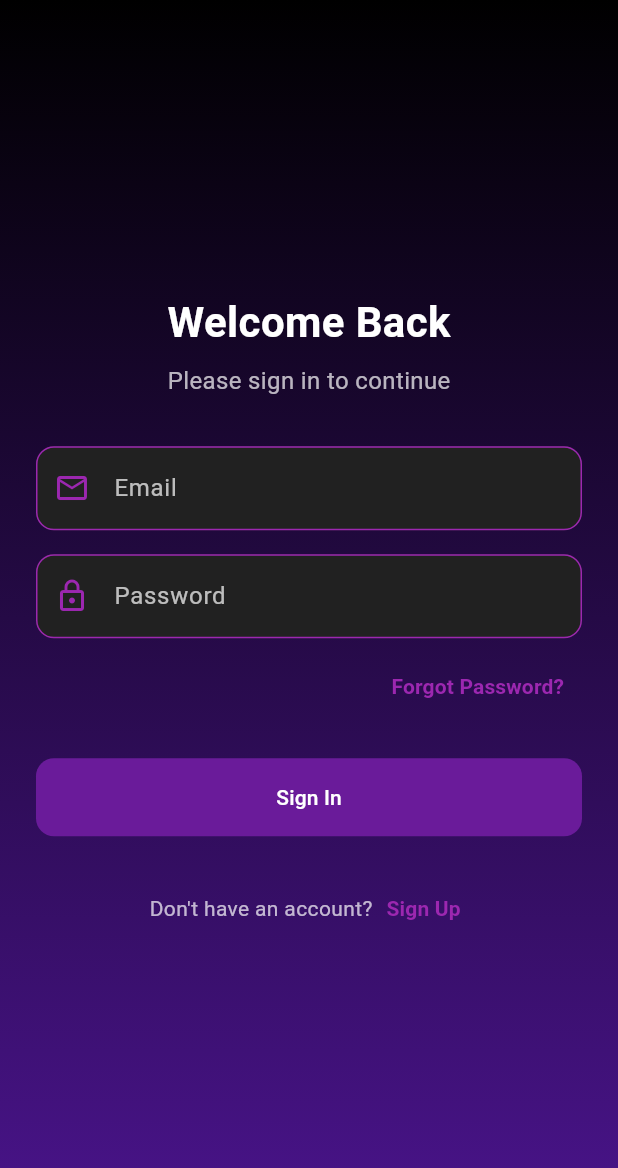
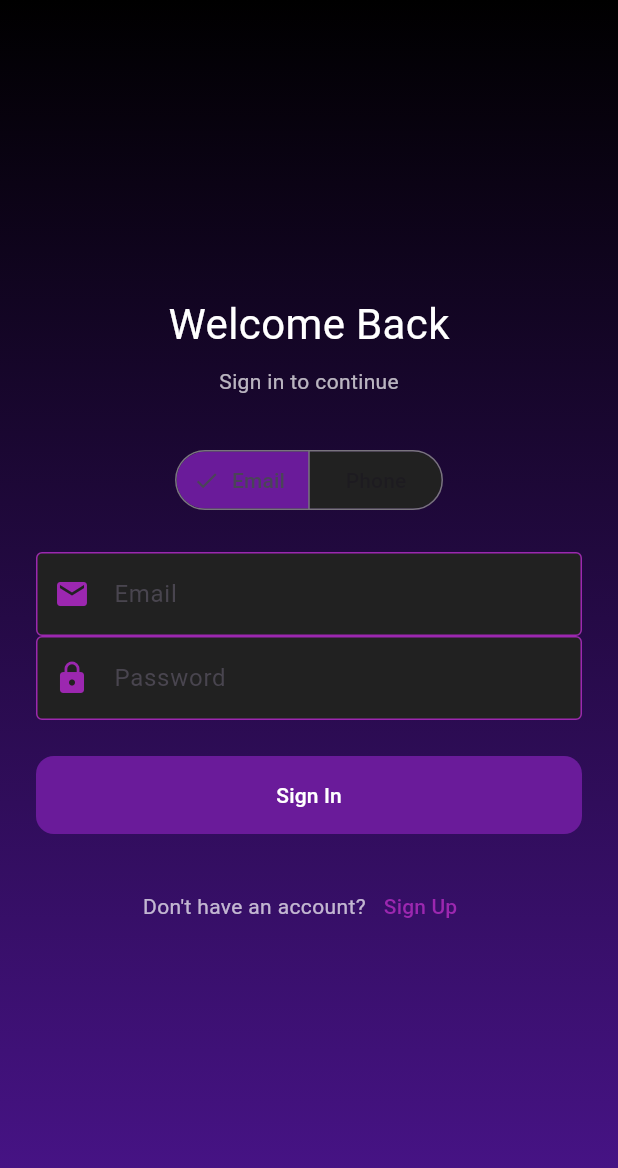
Before and after one commit to leoulendryas/transport_share_app, a Flutter app: the screen it shows after launch, on a phone screen of 412 x 824 dp. Shown: the top 1168 px of the screen. Run offline on Flutter 3.47's test engine with Material 3 defaults, Android fonts, the phone set to English and light mode, and no system bars; our stand-ins replace flutter_animate, flutter_typeahead, geocoding, geolocator, liquid_pull_to_refresh, shared_preferences and 2 more.

Commit message:
Update login_screen.dart

```diff
--- a/lib/screens/auth/login_screen.dart
+++ b/lib/screens/auth/login_screen.dart
@@ -1,3 +1,4 @@
+// Updated Login Screen with fixes
 import 'package:flutter/material.dart';
 import 'package:provider/provider.dart';
 import '../../../services/auth_service.dart';
@@ -12,8 +13,12 @@ class LoginScreen extends StatefulWidget {
 class _LoginScreenState extends State<LoginScreen> {
   final _formKey = GlobalKey<FormState>();
   final _emailController = TextEditingController();
+  final _phoneController = TextEditingController();
   final _passwordController = TextEditingController();
+  final _otpController = TextEditingController();
   bool _isLoading = false;
+  bool _useEmail = true;
+  bool _useOtp = false;
 
   Future<void> _submit() async {
     if (!_formKey.currentState!.validate()) return;
@@ -21,42 +26,73 @@ class _LoginScreenState extends State<LoginScreen> {
     setState(() => _isLoading = true);
 
     try {
-      await Provider.of<AuthService>(context, listen: false).login(
-        _emailController.text.trim(),
-        _passwordController.text.trim(),
+      final authService = Provider.of<AuthService>(context, listen: false);
+      if (_useOtp) {
+        await authService.login(
+          phone: _phoneController.text.trim(),
+          otp: _otpController.text.trim(),
         );
-      if (mounted) {
-        Navigator.pushReplacementNamed(context, '/rides');
+      } else {
+        await authService.login(
+          email: _useEmail ? _emailController.text.trim() : null,
+          phone: !_useEmail ? _phoneController.text.trim() : null,
+          password: _passwordController.text.trim(),
+        );
       }
+
+      if (mounted) Navigator.pushReplacementNamed(context, '/rides');
     } catch (e) {
-      if (mounted) {
+      _showError(e.toString());
+    } finally {
+      if (mounted) setState(() => _isLoading = false);
+    }
+  }
+
+  Future<void> _requestOtp() async {
+    if (_phoneController.text.trim().isEmpty) return;
+
+    setState(() => _isLoading = true);
+    try {
+      await Provider.of<AuthService>(context, listen: false)
+          .requestOtp(_phoneController.text.trim());
+      _showSuccess('OTP sent successfully');
+    } catch (e) {
+      _showError(e.toString());
+    } finally {
+      if (mounted) setState(() => _isLoading = false);
+    }
+  }
+
+  void _showError(String message) {
+    if (!mounted) return;
     ScaffoldMessenger.of(context).showSnackBar(
       SnackBar(
-            content: Text(e.toString()),
+        content: Text(message),
         backgroundColor: Colors.purple[800],
         behavior: SnackBarBehavior.floating,
-            shape: RoundedRectangleBorder(
-              borderRadius: BorderRadius.circular(10),
-            ),
-            action: SnackBarAction(
-              label: 'OK',
-              textColor: Colors.white,
-              onPressed: () {},
-            ),
+        shape: RoundedRectangleBorder(borderRadius: BorderRadius.circular(10)),
+        action: SnackBarAction(label: 'OK', onPressed: () {}),
+    ));
+  }
+
+  void _showSuccess(String message) {
+    if (!mounted) return;
+    ScaffoldMessenger.of(context).showSnackBar(
+      SnackBar(
+        content: Text(message),
+        backgroundColor: Colors.green,
+        behavior: SnackBarBehavior.floating,
+        shape: RoundedRectangleBorder(borderRadius: BorderRadius.circular(10)),
       ),
     );
-      }
-    } finally {
-      if (mounted) {
-        setState(() => _isLoading = false);
-      }
-    }
   }
 
   @override
   void dispose() {
     _emailController.dispose();
+    _phoneController.dispose();
     _passwordController.dispose();
+    _otpController.dispose();
     super.dispose();
   }
 
@@ -67,12 +103,9 @@ class _LoginScreenState extends State<LoginScreen> {
       body: Container(
         decoration: BoxDecoration(
           gradient: LinearGradient(
+            colors: [Colors.black, Colors.purple[900]!],
             begin: Alignment.topCenter,
             end: Alignment.bottomCenter,
-            colors: [
-              Colors.black,
-              Colors.purple[900]!,
-            ],
           ),
         ),
         child: Center(
@@ -81,117 +114,148 @@ class _LoginScreenState extends State<LoginScreen> {
             child: Form(
               key: _formKey,
               child: Column(
-                mainAxisAlignment: MainAxisAlignment.center,
                 mainAxisSize: MainAxisSize.min,
                 children: [
-                  Text(
-                    'Welcome Back',
-                    style: TextStyle(
-                      fontSize: 28,
-                      fontWeight: FontWeight.bold,
-                      color: Colors.white,
+                  Text('Welcome Back',
+                    style: TextStyle(fontSize: 28, color: Colors.white)),
+                  const SizedBox(height: 8),
+                  Text('Sign in to continue',
+                    style: TextStyle(color: Colors.white70)),
+                  const SizedBox(height: 32),
+
+                  // Login Type Toggle
+                  SegmentedButton<bool>(
+                    segments: const [
+                      ButtonSegment(value: true, label: Text('Email')),
+                      ButtonSegment(value: false, label: Text('Phone')),
+                    ],
+                    selected: {_useEmail},
+                    onSelectionChanged: (Set<bool> newSelection) {
+                      setState(() {
+                        _useEmail = newSelection.first;
+                        _otpController.clear();
+                      });
+                    },
+                    style: ButtonStyle(
+                      backgroundColor: WidgetStateProperty.resolveWith<Color>(
+                        (states) => states.contains(WidgetState.selected)
+                            ? Colors.purple[800]!
+                            : Colors.grey[900]!,
                       ),
                     ),
-                  const SizedBox(height: 8),
-                  Text(
-                    'Please sign in to continue',
-                    style: TextStyle(
-                      fontSize: 16,
-                      color: Colors.white.withOpacity(0.7),
                   ),
+                  const SizedBox(height: 24),
+
+                  // Email/Phone Field
+                  if (_useEmail)
+                    _buildTextField(
+                      controller: _emailController,
+                      label: 'Email',
+                      icon: Icons.email,
+                      validator: (v) =>
+                          v!.contains('@') ? null : 'Invalid email',
+                    )
+                  else
+                    _buildTextField(
+                      controller: _phoneController,
+                      label: 'Phone Number',
+                      icon: Icons.phone,
+                      keyboardType: TextInputType.phone,
+                      validator: (v) =>
+                          v!.length < 10 ? 'Invalid phone' : null,
                     ),
-                  const SizedBox(height: 32),
-                  TextFormField(
-                    controller: _emailController,
-                    style: const TextStyle(color: Colors.white),
-                    decoration: InputDecoration(
-                      labelText: 'Email',
-                      labelStyle: TextStyle(color: Colors.white.withOpacity(0.7)),
-                      prefixIcon: const Icon(Icons.email_outlined, color: Colors.purple),
-                      border: OutlineInputBorder(
-                        borderRadius: BorderRadius.circular(12),
-                      ),
-                      enabledBorder: OutlineInputBorder(
-                        borderSide: const BorderSide(color: Colors.purple),
-                        borderRadius: BorderRadius.circular(12),
-                      ),
-                      focusedBorder: OutlineInputBorder(
-                        borderSide: const BorderSide(color: Colors.purple),
-                        borderRadius: BorderRadius.circular(12),
-                      ),
-                      filled: true,
-                      fillColor: Colors.grey[900],
-                    ),
-                    keyboardType: TextInputType.emailAddress,
-                    textInputAction: TextInputAction.next,
-                    validator: (value) {
-                      if (value == null || value.isEmpty) {
-                        return 'Please enter your email';
-                      }
-                      if (!value.contains('@')) {
-                        return 'Please enter a valid email';
-                      }
-                      return null;
-                    },
-                  ),
-                  const SizedBox(height: 16),
-                  TextFormField(
-                    controller: _passwordController,
-                    style: const TextStyle(color: Colors.white),
-                    decoration: InputDecoration(
-                      labelText: 'Password',
-                      labelStyle: TextStyle(color: Colors.white.withOpacity(0.7)),
-                      prefixIcon: const Icon(Icons.lock_outlined, color: Colors.purple),
-                      border: OutlineInputBorder(
-                        borderRadius: BorderRadius.circular(12),
-                      ),
-                      enabledBorder: OutlineInputBorder(
-                        borderSide: const BorderSide(color: Colors.purple),
-                        borderRadius: BorderRadius.circular(12),
-                      ),
-                      focusedBorder: OutlineInputBorder(
-                        borderSide: const BorderSide(color: Colors.purple),
-                        borderRadius: BorderRadius.circular(12),
-                      ),
-                      filled: true,
-                      fillColor: Colors.grey[900],
-                    ),
-                    obscureText: true,
-                    textInputAction: TextInputAction.done,
-                    validator: (value) {
-                      if (value == null || value.isEmpty) {
-                        return 'Please enter your password';
-                      }
-                      if (value.length < 6) {
-                        return 'Password must be at least 6 characters';
-                      }
-                      return null;
-                    },
-                    onFieldSubmitted: (_) => _submit(),
-                  ),
-                  const SizedBox(height: 8),
+
+                  if (!_useOtp && !_useEmail) const SizedBox(height: 16),
+
+                  // Password/OTP Toggle
+                  if (!_useOtp && !_useEmail)
                     Align(
                       alignment: Alignment.centerRight,
                       child: TextButton(
-                      onPressed: () {
-                        // Add forgot password navigation
-                      },
-                      child: Text(
-                        'Forgot Password?',
-                        style: TextStyle(
-                          color: Colors.purple,
-                          fontWeight: FontWeight.bold,
+                        onPressed: () => setState(() => _useOtp = true),
+                        child: const Text(
+                          'Use OTP instead?',
+                          style: TextStyle(color: Colors.purple),
+                        ),
+                      ),
+                  ),
+
+                  // Password Field
+                  if (!_useOtp)
+                    _buildTextField(
+                      controller: _passwordController,
+                      label: 'Password',
+                      icon: Icons.lock,
+                      obscureText: true,
+                      validator: (v) =>
+                          v!.length < 6 ? 'Min 6 characters' : null,
+                    ),
+
+                  // OTP Field
+                  if (_useOtp) ...[
+                    const SizedBox(height: 16),
+                    _buildTextField(
+                      controller: _otpController,
+                      label: 'OTP Code',
+                      icon: Icons.sms,
+                      keyboardType: TextInputType.number,
+                      validator: (v) =>
+                          v!.length == 6 ? null : '6-digit OTP required',
+                      suffix: TextButton(
+                        onPressed: _requestOtp,
+                        child: const Text('Send OTP',
+                            style: TextStyle(color: Colors.purple)),
+                    )),
+                  ],
+
+                  const SizedBox(height: 24),
+                  _buildLoginButton(),
+                  const SizedBox(height: 24),
+                  _buildSignUpPrompt(),
+                ],
               ),
             ),
           ),
         ),
-                  const SizedBox(height: 24),
-                  FilledButton(
+      ),
+    );
+  }
+
+  Widget _buildTextField({
+    required TextEditingController controller,
+    required String label,
+    required IconData icon,
+    bool obscureText = false,
+    TextInputType? keyboardType,
+    String? Function(String?)? validator,
+    Widget? suffix,
+  }) {
+    return TextFormField(
+      controller: controller,
+      style: const TextStyle(color: Colors.white),
+      obscureText: obscureText,
+      keyboardType: keyboardType,
+      validator: validator,
+      decoration: InputDecoration(
+        labelText: label,
+        prefixIcon: Icon(icon, color: Colors.purple),
+        suffix: suffix,
+        filled: true,
+        fillColor: Colors.grey[900],
+        border: OutlineInputBorder(borderRadius: BorderRadius.circular(12)),
+        enabledBorder: const OutlineInputBorder(
+          borderSide: BorderSide(color: Colors.purple)),
+      ),
+    );
+  }
+
+  Widget _buildLoginButton() {
+    return FilledButton(
       onPressed: _isLoading ? null : _submit,
       style: FilledButton.styleFrom(
         backgroundColor: Colors.purple[800],
+        minimumSize: const Size(double.infinity, 50),
         padding: const EdgeInsets.symmetric(vertical: 16),
-                      minimumSize: const Size(double.infinity, 50),
         shape: RoundedRectangleBorder(
           borderRadius: BorderRadius.circular(12),
         ),
@@ -205,39 +269,25 @@ class _LoginScreenState extends State<LoginScreen> {
                 color: Colors.white,
               ),
             )
-                        : const Text('Sign In', style: TextStyle(color: Colors.white)),
-                  ),
-                  const SizedBox(height: 24),
-                  Row(
-                    mainAxisAlignment: MainAxisAlignment.center,
-                    children: [
-                      Text(
-                        "Don't have an account?",
-                        style: TextStyle(
-                          color: Colors.white.withOpacity(0.7),
-                        ),
-                      ),
-                      TextButton(
-                        onPressed: () => Navigator.pushNamed(context, '/register'),
-                        style: TextButton.styleFrom(
-                          padding: const EdgeInsets.only(left: 4),
-                        ),
-                        child: Text(
-                          'Sign Up',
-                          style: TextStyle(
-                            color: Colors.purple,
-                            fontWeight: FontWeight.bold,
-                          ),
-                        ),
-                      ),
-                    ],
-                  ),
-                ],
-              ),
-            ),
-          ),
-        ),
+          : Text(
+              _useOtp ? 'Verify OTP' : 'Sign In',
+              style: const TextStyle(color: Colors.white),
             ),
     );
   }
+
+  Widget _buildSignUpPrompt() {
+    return Row(
+      mainAxisAlignment: MainAxisAlignment.center,
+      children: [
+        Text("Don't have an account?",
+          style: TextStyle(color: Colors.white70)),
+        TextButton(
+          onPressed: () => Navigator.pushNamed(context, '/register'),
+          child: const Text('Sign Up',
+              style: TextStyle(color: Colors.purple)),
+        ),
+      ],
+    );
   }
+}
```
Lines whose indentation alone changed are shown as unchanged.
